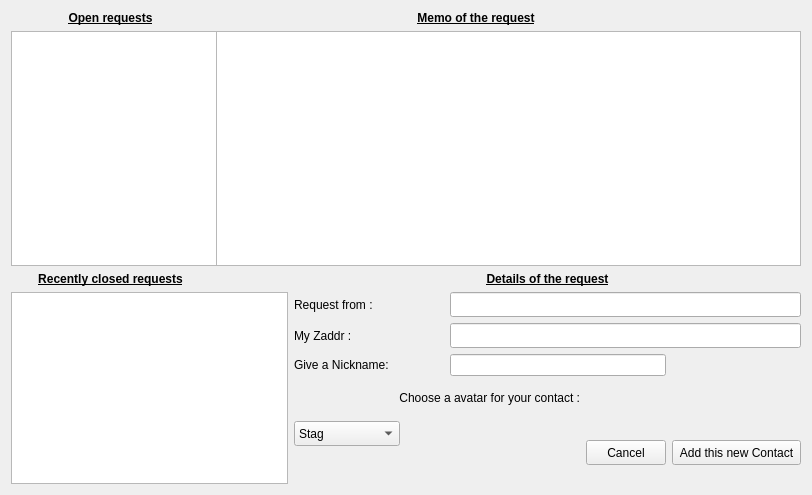
The window that src/requestContactDialog.ui (jahway603/SilentDragonLite) describes before a commit, drawn with Qt 5.
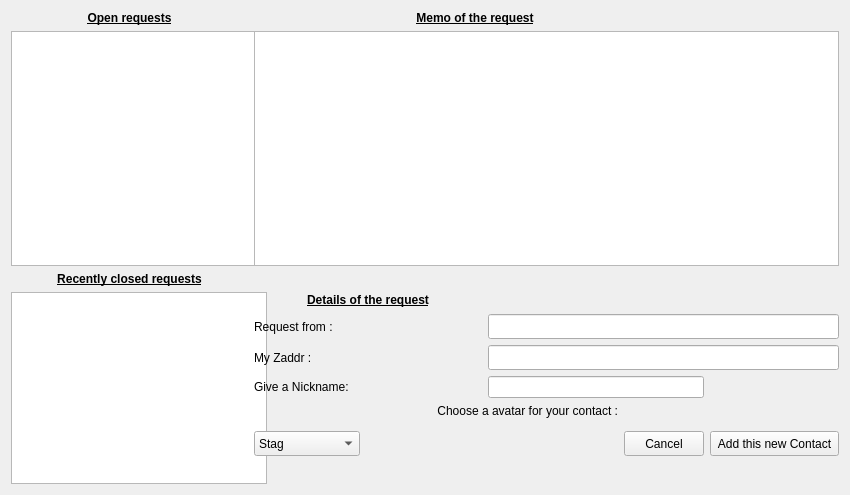
The same window after the commit. Icons and pictures are not drawn.

Commit message: render only new requests

```diff
--- a/src/requestContactDialog.ui
+++ b/src/requestContactDialog.ui
@@ -6,7 +6,7 @@
    <rect>
     <x>0</x>
     <y>0</y>
-    <width>812</width>
+    <width>850</width>
     <height>495</height>
    </rect>
   </property>
@@ -27,7 +27,7 @@
      </property>
     </widget>
    </item>
-   <item row="0" column="3" colspan="2">
+   <item row="0" column="2" colspan="3">
     <widget class="QLabel" name="label_3">
      <property name="text">
       <string>&lt;html&gt;&lt;head/&gt;&lt;body&gt;&lt;p align=&quot;center&quot;&gt;&lt;span style=&quot; font-weight:600; text-decoration: underline;&quot;&gt;Memo of the request&lt;/span&gt;&lt;/p&gt;&lt;/body&gt;&lt;/html&gt;</string>
@@ -97,12 +97,12 @@
      </property>
     </widget>
    </item>
-   <item row="3" column="0" rowspan="6" colspan="2">
+   <item row="3" column="0" rowspan="8">
     <widget class="QListView" name="requestContactOld">
      <property name="minimumSize">
       <size>
        <width>256</width>
-       <height>192</height>
+       <height>190</height>
       </size>
      </property>
      <property name="mouseTracking">
@@ -119,14 +119,21 @@
      </property>
     </widget>
    </item>
-   <item row="3" column="2" colspan="2">
+   <item row="3" column="1" colspan="3">
+    <widget class="QLabel" name="label_4">
+     <property name="text">
+      <string>&lt;html&gt;&lt;head/&gt;&lt;body&gt;&lt;p align=&quot;center&quot;&gt;&lt;span style=&quot; font-weight:600; text-decoration: underline;&quot;&gt;Details of the request&lt;/span&gt;&lt;/p&gt;&lt;/body&gt;&lt;/html&gt;</string>
+     </property>
+    </widget>
+   </item>
+   <item row="4" column="1" colspan="3">
     <widget class="QLabel" name="label_8">
      <property name="text">
       <string>Request from :</string>
      </property>
     </widget>
    </item>
-   <item row="3" column="4" colspan="3">
+   <item row="4" column="4" colspan="3">
     <widget class="QLineEdit" name="requestZaddr">
      <property name="minimumSize">
       <size>
@@ -142,14 +149,14 @@
      </property>
     </widget>
    </item>
-   <item row="4" column="2">
+   <item row="5" column="1" colspan="2">
     <widget class="QLabel" name="label_7">
      <property name="text">
       <string>My Zaddr :</string>
      </property>
     </widget>
    </item>
-   <item row="4" column="4" colspan="3">
+   <item row="5" column="4" colspan="3">
     <widget class="QLineEdit" name="requestMyAddr">
      <property name="minimumSize">
       <size>
@@ -165,24 +172,24 @@
      </property>
     </widget>
    </item>
-   <item row="5" column="2" colspan="2">
+   <item row="6" column="1" colspan="3">
     <widget class="QLabel" name="label_5">
      <property name="text">
       <string>Give a Nickname:</string>
      </property>
     </widget>
    </item>
-   <item row="5" column="4" colspan="2">
+   <item row="6" column="4" colspan="2">
     <widget class="QLineEdit" name="requestLabel"/>
    </item>
-   <item row="6" column="2" colspan="3">
+   <item row="7" column="1" colspan="4">
     <widget class="QLabel" name="label_6">
      <property name="text">
       <string>&lt;html&gt;&lt;head/&gt;&lt;body&gt;&lt;p align=&quot;right&quot;&gt;Choose a avatar for your contact :&lt;/p&gt;&lt;/body&gt;&lt;/html&gt;</string>
      </property>
     </widget>
    </item>
-   <item row="7" column="2" colspan="2">
+   <item row="8" column="1" rowspan="2" colspan="3">
     <widget class="QComboBox" name="comboBoxAvatar">
      <property name="minimumSize">
       <size>
@@ -328,7 +335,7 @@
      </item>
     </widget>
    </item>
-   <item row="7" column="5" rowspan="2">
+   <item row="8" column="5" rowspan="2">
     <widget class="QPushButton" name="cancel">
      <property name="maximumSize">
       <size>
@@ -353,7 +360,7 @@
      </property>
     </widget>
    </item>
-   <item row="7" column="6" rowspan="2">
+   <item row="8" column="6" rowspan="2">
     <widget class="QPushButton" name="pushButton">
      <property name="maximumSize">
       <size>
@@ -369,17 +376,24 @@
      </property>
     </widget>
    </item>
-   <item row="8" column="3" colspan="2">
+   <item row="9" column="2">
     <widget class="QLabel" name="requestCID">
      <property name="text">
       <string/>
      </property>
     </widget>
    </item>
-   <item row="2" column="2" colspan="5">
-    <widget class="QLabel" name="label_4">
+   <item row="10" column="1">
+    <widget class="QLabel" name="zaddrold">
      <property name="text">
-      <string>&lt;html&gt;&lt;head/&gt;&lt;body&gt;&lt;p align=&quot;center&quot;&gt;&lt;span style=&quot; font-weight:600; text-decoration: underline;&quot;&gt;Details of the request&lt;/span&gt;&lt;/p&gt;&lt;/body&gt;&lt;/html&gt;</string>
+      <string notr="true"/>
+     </property>
+    </widget>
+   </item>
+   <item row="10" column="3">
+    <widget class="QLabel" name="zaddrnew">
+     <property name="text">
+      <string/>
      </property>
     </widget>
    </item>
```
The commit also changes 17 other files.
